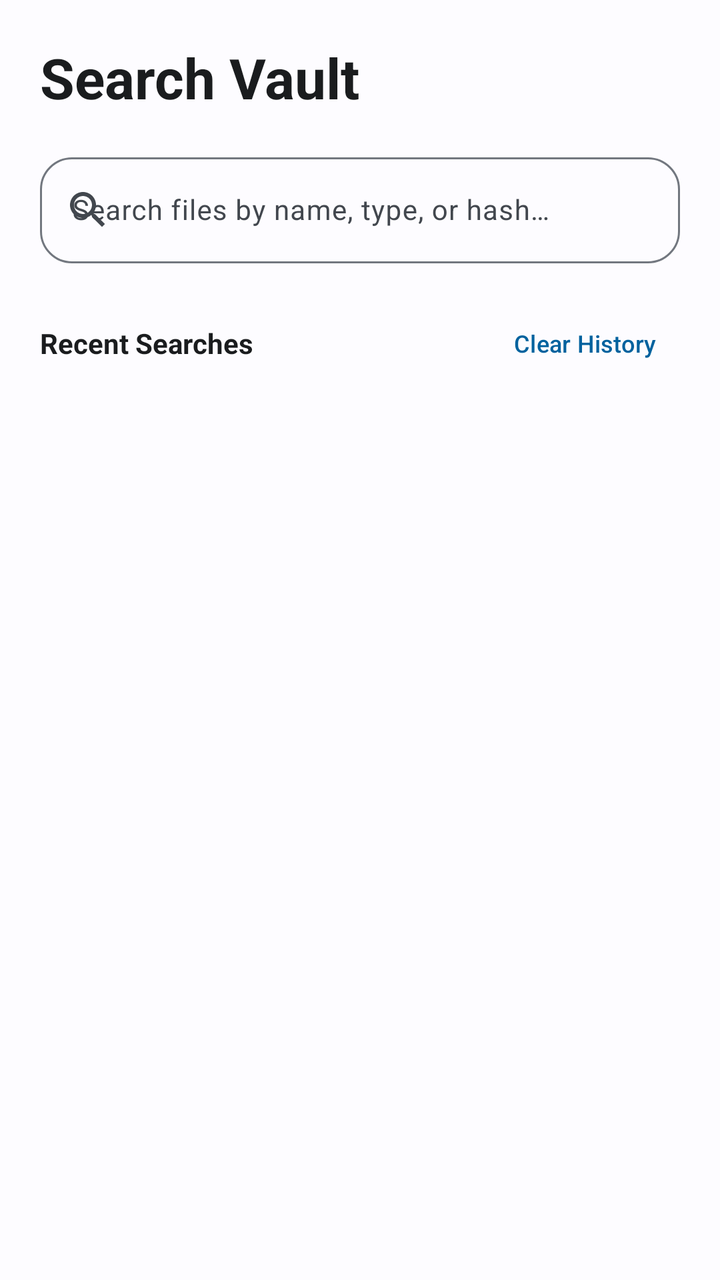
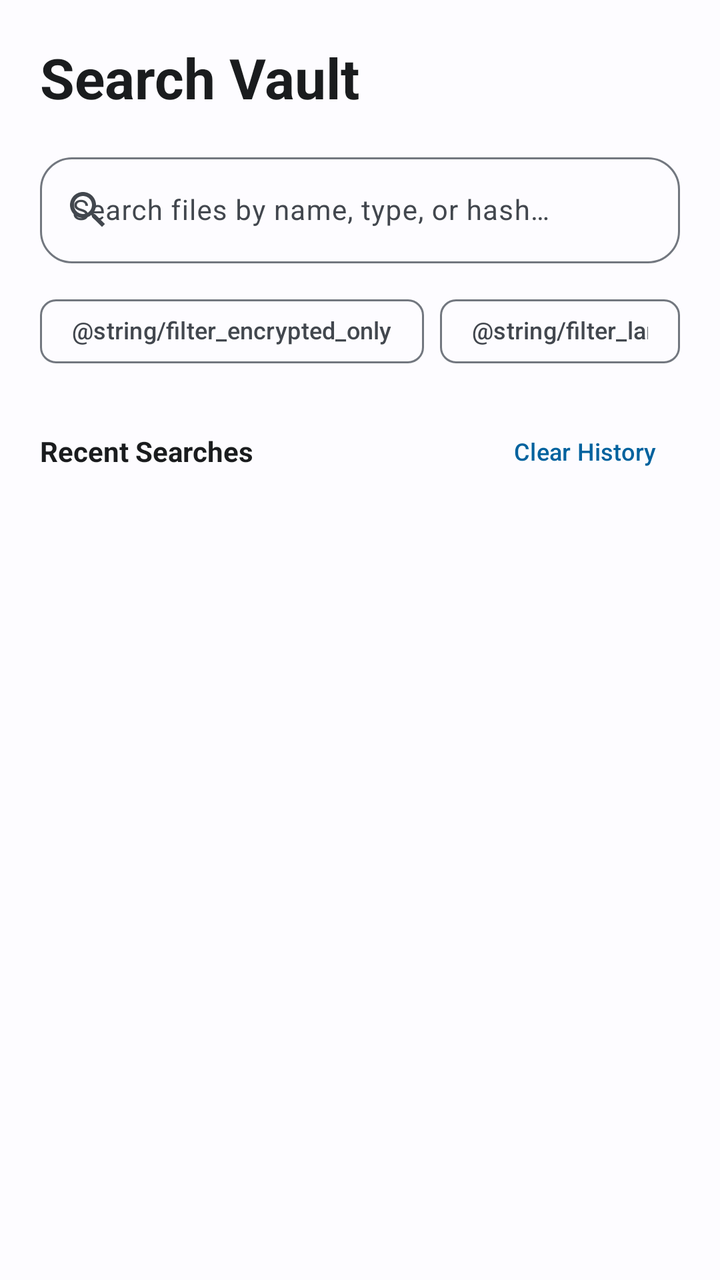

Compare the two renders of this Android layout. The source of the first and the diff that turns it into the second are given below.
<!-- AndroidManifest.xml: application theme Theme.CipherVault -->
<!-- res/layout/fragment_search.xml -->
<?xml version="1.0" encoding="utf-8"?>
<LinearLayout xmlns:android="http://schemas.android.com/apk/res/android"
    xmlns:app="http://schemas.android.com/apk/res-auto"
    android:layout_width="match_parent"
    android:layout_height="match_parent"
    android:orientation="vertical"
    android:background="?attr/colorSurface"
    android:padding="20dp">

    <TextView
        android:layout_width="wrap_content"
        android:layout_height="wrap_content"
        android:text="@string/search_title"
        android:textSize="28sp"
        android:textStyle="bold"
        android:textColor="?attr/colorOnSurface" />

    
    <com.google.android.material.textfield.TextInputLayout
        android:layout_width="match_parent"
        android:layout_height="wrap_content"
        android:layout_marginTop="16dp"
        android:hint="@string/search_hint"
        style="@style/Widget.Material3.TextInputLayout.OutlinedBox"
        app:boxCornerRadiusTopStart="16dp"
        app:boxCornerRadiusTopEnd="16dp"
        app:boxCornerRadiusBottomStart="16dp"
        app:boxCornerRadiusBottomEnd="16dp"
        app:startIconDrawable="@drawable/ic_nav_search"
        app:startIconTint="?attr/colorOnSurfaceVariant"
        app:endIconMode="clear_text">

        <com.google.android.material.textfield.TextInputEditText
            android:id="@+id/etSearchQuery"
            android:layout_width="match_parent"
            android:layout_height="wrap_content"
            android:inputType="text"
            android:singleLine="true"
            android:textColor="?attr/colorOnSurface"
            android:textSize="14sp" />
    </com.google.android.material.textfield.TextInputLayout>

    
    <LinearLayout
        android:id="@+id/layoutRecentHeader"
        android:layout_width="match_parent"
        android:layout_height="wrap_content"
        android:layout_marginTop="16dp"
        android:gravity="center_vertical"
        android:orientation="horizontal">

        <TextView
            android:layout_width="0dp"
            android:layout_height="wrap_content"
            android:layout_weight="1"
            android:text="@string/recent_searches"
            android:textSize="14sp"
            android:textStyle="bold"
            android:textColor="?attr/colorOnSurface" />

        <com.google.android.material.button.MaterialButton
            android:id="@+id/btnClearSearchHistory"
            style="@style/Widget.Material3.Button.TextButton"
            android:layout_width="wrap_content"
            android:layout_height="wrap_content"
            android:text="@string/clear_history"
            android:textSize="12sp" />
    </LinearLayout>

    
    <com.google.android.material.chip.ChipGroup
        android:id="@+id/chipGroupRecentSearches"
        android:layout_width="match_parent"
        android:layout_height="wrap_content"
        android:layout_marginTop="4dp"
        app:singleLine="false" />

    
    <FrameLayout
        android:layout_width="match_parent"
        android:layout_height="0dp"
        android:layout_weight="1"
        android:layout_marginTop="12dp">

        <androidx.recyclerview.widget.RecyclerView
            android:id="@+id/rvSearchResults"
            android:layout_width="match_parent"
            android:layout_height="match_parent"
            android:clipToPadding="false"
            android:paddingBottom="24dp" />

        <TextView
            android:id="@+id/tvSearchEmpty"
            android:layout_width="wrap_content"
            android:layout_height="wrap_content"
            android:layout_gravity="center"
            android:padding="32dp"
            android:text="@string/no_files_found"
            android:textColor="?attr/colorOnSurfaceVariant"
            android:textSize="16sp"
            android:gravity="center"
            android:visibility="gone" />
    </FrameLayout>
</LinearLayout>
<!-- resources referenced by this layout -->
<resources>
  <!-- drawable ic_nav_search (drawable) -->
  <vector xmlns:android="http://schemas.android.com/apk/res/android"
      android:width="24dp"
      android:height="24dp"
      android:viewportWidth="24"
      android:viewportHeight="24">
    <path
        android:fillColor="@android:color/white"
        android:pathData="M15.5,14h-0.79l-0.28,-0.27C15.41,12.59 16,11.11 16,9.5 16,5.91 13.09,3 9.5,3S3,5.91 3,9.5 5.91,16 9.5,16c1.61,0 3.09,-0.59 4.23,-1.57l0.27,0.28v0.79l5,4.99L20.49,19l-4.99,-5zM9.5,14C7.01,14 5,11.99 5,9.5S7.01,5 9.5,5 14,7.01 14,9.5 11.99,14 9.5,14z"/>
  </vector>
  <string name="clear_history">Clear History</string>
  <string name="no_files_found">No files found in this category</string>
  <string name="recent_searches">Recent Searches</string>
  <string name="search_hint">Search files by name, type, or hash…</string>
  <string name="search_title">Search Vault</string>
  <style name="Theme.CipherVault" parent="Theme.Material3.DayNight.NoActionBar">
          
          <item name="colorPrimary">@color/md_theme_light_primary</item>
          <item name="colorOnPrimary">@color/md_theme_light_onPrimary</item>
          <item name="colorPrimaryContainer">@color/md_theme_light_primaryContainer</item>
          <item name="colorOnPrimaryContainer">@color/md_theme_light_onPrimaryContainer</item>
  
          
          <item name="colorSecondary">@color/md_theme_light_secondary</item>
          <item name="colorOnSecondary">@color/md_theme_light_onSecondary</item>
          <item name="colorSecondaryContainer">@color/md_theme_light_secondaryContainer</item>
          <item name="colorOnSecondaryContainer">@color/md_theme_light_onSecondaryContainer</item>
  
          
          <item name="colorSurface">@color/md_theme_light_surface</item>
          <item name="colorOnSurface">@color/md_theme_light_onSurface</item>
          <item name="colorSurfaceVariant">@color/md_theme_light_surfaceVariant</item>
          <item name="colorOnSurfaceVariant">@color/md_theme_light_onSurfaceVariant</item>
          <item name="colorOutline">@color/md_theme_light_outline</item>
          <item name="colorOutlineVariant">@color/md_theme_light_outlineVariant</item>
  
          
          <item name="android:statusBarColor">@android:color/transparent</item>
          <item name="android:navigationBarColor">@android:color/transparent</item>
          <item name="android:windowLightStatusBar">true</item>
          <item name="android:windowLightNavigationBar">true</item>
      </style>
  <color name="md_theme_light_primary">#00629E</color>
  <color name="md_theme_light_onPrimary">#FFFFFF</color>
  <color name="md_theme_light_primaryContainer">#CFE5FF</color>
  <color name="md_theme_light_onPrimaryContainer">#001D34</color>
  <color name="md_theme_light_secondary">#526070</color>
  <color name="md_theme_light_onSecondary">#FFFFFF</color>
  <color name="md_theme_light_secondaryContainer">#D5E4F7</color>
  <color name="md_theme_light_onSecondaryContainer">#0E1D2A</color>
  <color name="md_theme_light_surface">#FDFCFF</color>
  <color name="md_theme_light_onSurface">#1A1C1E</color>
  <color name="md_theme_light_surfaceVariant">#DEE3EB</color>
  <color name="md_theme_light_onSurfaceVariant">#42474E</color>
  <color name="md_theme_light_outline">#72777F</color>
  <color name="md_theme_light_outlineVariant">#C2C7CF</color>
</resources>

<!-- the commit's change to res/layout/fragment_search.xml (unified diff, before → after) -->
@@ -42,10 +42,35 @@
 
     
     <LinearLayout
+        android:layout_width="match_parent"
+        android:layout_height="wrap_content"
+        android:layout_marginTop="10dp"
+        android:orientation="horizontal">
+
+        <com.google.android.material.chip.Chip
+            android:id="@+id/chipFilterEncrypted"
+            style="@style/Widget.Material3.Chip.Filter"
+            android:layout_width="wrap_content"
+            android:layout_height="wrap_content"
+            android:text="@string/filter_encrypted_only"
+            android:textSize="12sp" />
+
+        <com.google.android.material.chip.Chip
+            android:id="@+id/chipFilterLarge"
+            style="@style/Widget.Material3.Chip.Filter"
+            android:layout_width="wrap_content"
+            android:layout_height="wrap_content"
+            android:layout_marginStart="8dp"
+            android:text="@string/filter_large_files"
+            android:textSize="12sp" />
+    </LinearLayout>
+
+    
+    <LinearLayout
         android:id="@+id/layoutRecentHeader"
         android:layout_width="match_parent"
         android:layout_height="wrap_content"
-        android:layout_marginTop="16dp"
+        android:layout_marginTop="12dp"
         android:gravity="center_vertical"
         android:orientation="horizontal">
 
